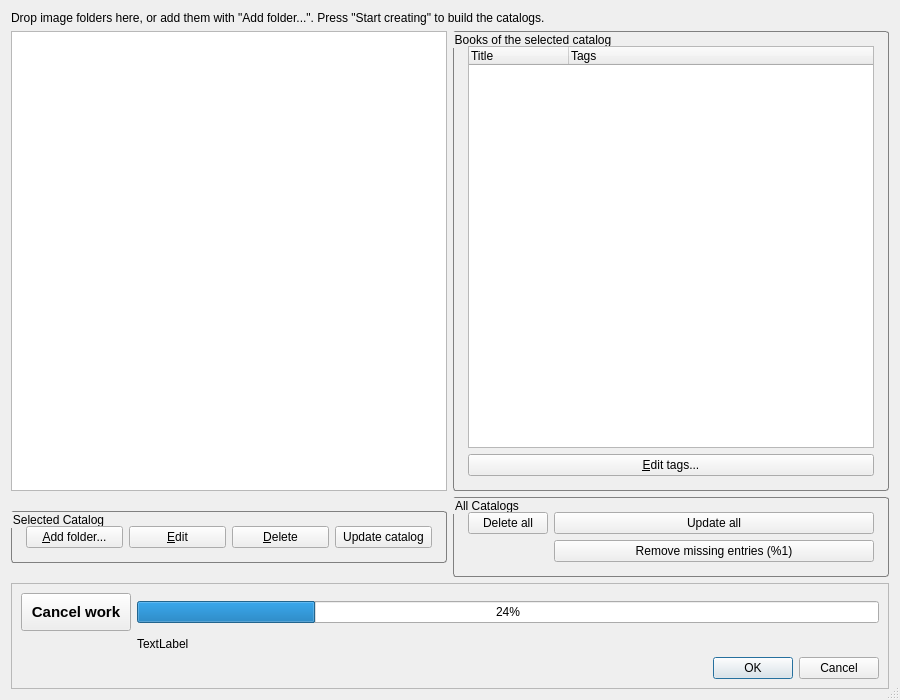
This is apps/quickviewer/src/catalog/cataloglist.ui in nai62/quickviewer as Qt 5 draws it before an edit. The edited form follows.
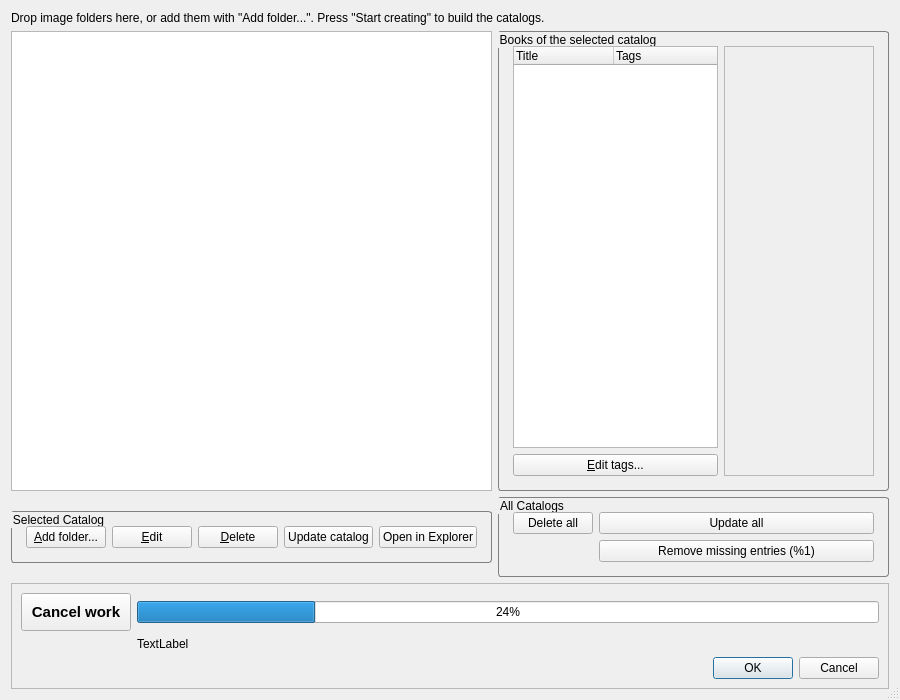
This is the edited form.

Commit message:
feat: show a book's cover and open a catalog's folder
The manager listed the books of a catalogue by name and tags only, and
there was no way from it to reach the folder a catalogue was created
from.

Show the cover of the book the list has selected beside the list, with
the shape of the page it came from and a note where the catalog stored
none, and add "Open in Explorer" to the buttons that act on the selected
catalog.

What changed in the file:
```diff
--- a/apps/quickviewer/src/catalog/cataloglist.ui
+++ b/apps/quickviewer/src/catalog/cataloglist.ui
@@ -81,6 +81,16 @@
         </property>
        </widget>
       </item>
+      <item row="0" column="4">
+       <widget class="QPushButton" name="openInExplorerButton">
+        <property name="toolTip">
+         <string extracomment="Tooltip of the button that shows the folder of the selected catalog where the platform lists files">Show the folder of the selected catalog</string>
+        </property>
+        <property name="text">
+         <string extracomment="Button that shows the folder of the selected catalog where the platform lists files">Open in Explorer</string>
+        </property>
+       </widget>
+      </item>
      </layout>
     </widget>
    </item>
@@ -199,6 +209,37 @@
         </property>
        </widget>
       </item>
+      <item row="0" column="1" rowspan="2">
+       <widget class="QLabel" name="coverLabel">
+        <property name="sizePolicy">
+         <sizepolicy hsizetype="Preferred" vsizetype="Expanding">
+          <horstretch>0</horstretch>
+          <verstretch>0</verstretch>
+         </sizepolicy>
+        </property>
+        <property name="minimumSize">
+         <size>
+          <width>150</width>
+          <height>180</height>
+         </size>
+        </property>
+        <property name="frameShape">
+         <enum>QFrame::StyledPanel</enum>
+        </property>
+        <property name="frameShadow">
+         <enum>QFrame::Sunken</enum>
+        </property>
+        <property name="toolTip">
+         <string extracomment="Tooltip of the picture that shows the cover of the book selected in the list">Cover of the selected book</string>
+        </property>
+        <property name="text">
+         <string/>
+        </property>
+        <property name="alignment">
+         <set>Qt::AlignCenter</set>
+        </property>
+       </widget>
+      </item>
      </layout>
     </widget>
    </item>
```
The commit also changes 4 other files.
